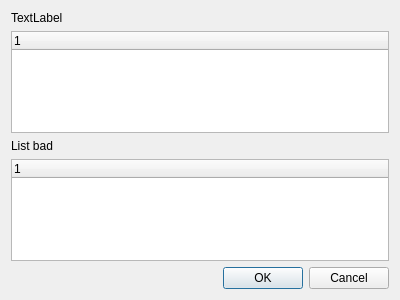
Old version of the form Viewer/ecflowUI/src/TimelinePreLoadDialog.ui in the repository ecmwf/ecflow.
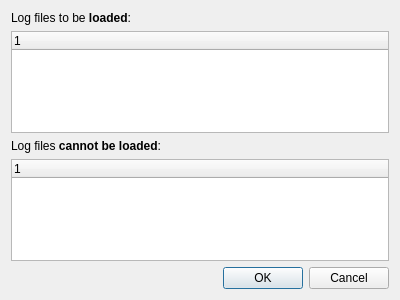
New version of the form.

Commit message: ecFlowUI: enable timeline view to load user specified log files ECFLOW-1499

Diff of the .ui file:
```diff
--- a/Viewer/ecflowUI/src/TimelinePreLoadDialog.ui
+++ b/Viewer/ecflowUI/src/TimelinePreLoadDialog.ui
@@ -17,7 +17,7 @@
    <item>
     <widget class="QLabel" name="label">
      <property name="text">
-      <string>TextLabel</string>
+      <string>&lt;html&gt;&lt;head/&gt;&lt;body&gt;&lt;p&gt;Log files to be &lt;span style=&quot; font-weight:600;&quot;&gt;loaded&lt;/span&gt;:&lt;/p&gt;&lt;/body&gt;&lt;/html&gt;</string>
      </property>
     </widget>
    </item>
@@ -33,7 +33,7 @@
    <item>
     <widget class="QLabel" name="labelBad">
      <property name="text">
-      <string>List bad</string>
+      <string>Log files &lt;b&gt;cannot be loaded&lt;/b&gt;:</string>
      </property>
     </widget>
    </item>
```
The commit also changes 2 other files.
